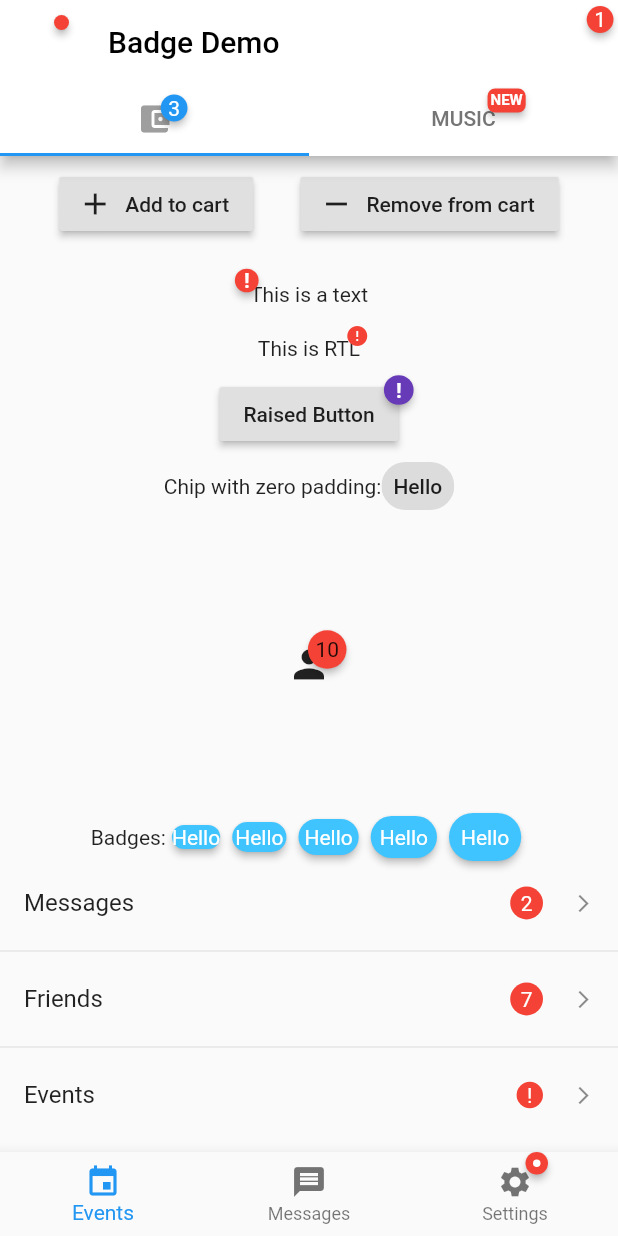
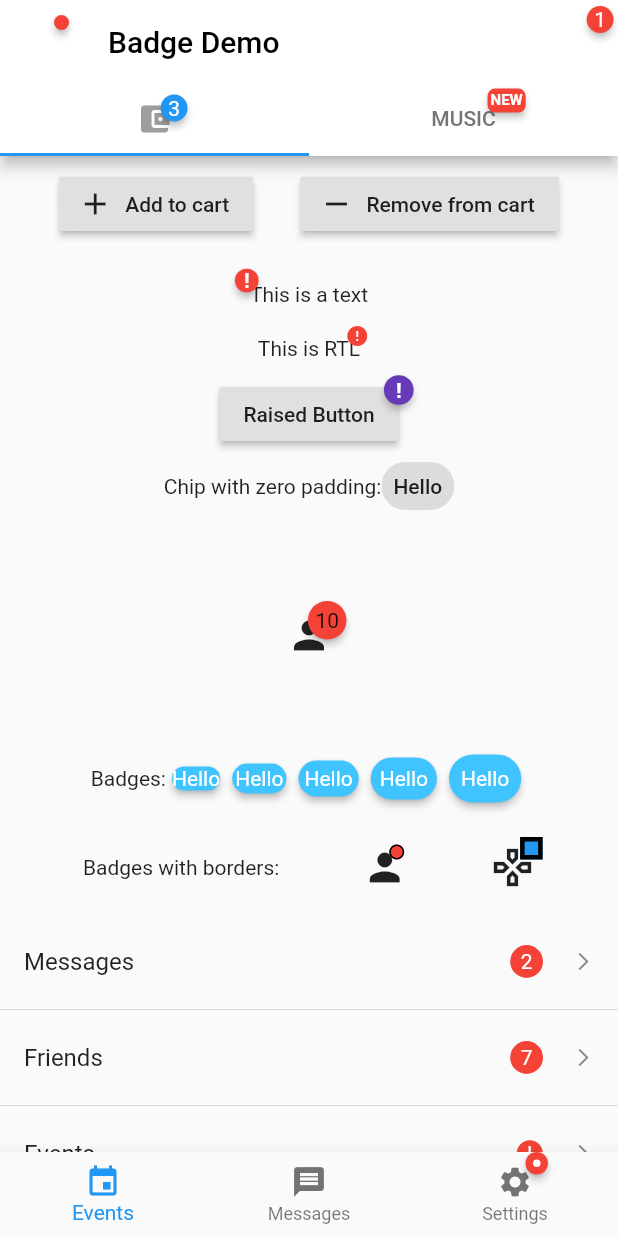
Before and after one commit to yako-dev/flutter_badges, a Flutter app: the screen it shows after launch, after a tap on "Add to cart", on a phone screen of 412 x 824 dp. Run offline on Flutter 3.47's test engine with Material 2 defaults, Android fonts, the phone set to English and light mode, and no system bars.

Commit message:
Adds ability to add borders to badges
- Remove material type because material cannot have both type and (radius or shape)
- add badges with borders to example app
- give borderRadius a default value, since it cannot be null
- fix gradele distribution url so that example can be compiled on android with newer version of java
- ignore generated script file in example/iOS

```diff
--- a/example/lib/main.dart
+++ b/example/lib/main.dart
@@ -60,6 +60,7 @@ class _HomeScreenState extends State<HomeScreen> {
             _chipWithZeroPadding(),
             expandedBadge(),
             _badgeWithZeroPadding(),
+            _badgesWithBorder(),
             _listView(),
           ],
         ),
@@ -127,15 +128,15 @@ class _HomeScreenState extends State<HomeScreen> {
     return BottomNavigationBar(
       items: [
         BottomNavigationBarItem(
-          title: Text('Events'),
+          label: 'Events',
           icon: Icon(Icons.event),
         ),
         BottomNavigationBarItem(
-          title: Text('Messages'),
+          label: 'Messages',
           icon: Icon(Icons.message),
         ),
         BottomNavigationBarItem(
-          title: Text('Settings'),
+          label: 'Settings',
           icon: Badge(
             shape: BadgeShape.circle,
             borderRadius: BorderRadius.circular(100),
@@ -253,6 +254,47 @@ class _HomeScreenState extends State<HomeScreen> {
     );
   }
 
+  Widget _badgesWithBorder() {
+    return Padding(
+      padding: const EdgeInsets.symmetric(vertical: 24),
+      child: Row(
+        mainAxisAlignment: MainAxisAlignment.spaceEvenly,
+        children: [
+          Text('Badges with borders:'),
+          Badge(
+            position: BadgePosition.topEnd(top: 0, end: 2),
+            elevation: 0,
+            shape: BadgeShape.circle,
+            badgeColor: Colors.red,
+            borderSide: BorderSide(color: Colors.black),
+            child: Icon(
+              Icons.person,
+              size: 30,
+            ),
+          ),
+          Badge(
+            position: BadgePosition.topEnd(top: -5, end: -5),
+            shape: BadgeShape.square,
+            badgeColor: Colors.blue,
+            badgeContent: SizedBox(
+              height: 5,
+              width: 5,
+            ),
+            elevation: 0,
+            borderSide: BorderSide(
+              color: Colors.black,
+              width: 3,
+            ),
+            child: Icon(
+              Icons.games_outlined,
+              size: 30,
+            ),
+          ),
+        ],
+      ),
+    );
+  }
+
   Widget _listView() {
     Widget _listTile(String title, String value) {
       return ListTile(
@@ -290,12 +332,14 @@ class _HomeScreenState extends State<HomeScreen> {
         itemCount: 3,
         separatorBuilder: (BuildContext context, int index) => Divider(),
         itemBuilder: (BuildContext context, int index) {
-          if (index == 0) {
-            return _listTile('Messages', '2');
-          } else if (index == 1) {
-            return _listTile('Friends', '7');
-          } else if (index == 2) {
-            return _listTile('Events', '!');
+          switch (index) {
+            case 0:
+              return _listTile('Messages', '2');
+            case 1:
+              return _listTile('Friends', '7');
+            case 2:
+            default:
+              return _listTile('Events', '!');
           }
         },
       ),
--- a/lib/src/badge.dart
+++ b/lib/src/badge.dart
@@ -19,9 +19,10 @@ class Badge extends StatefulWidget {
   final BadgeAnimationType animationType;
   final bool showBadge;
   final bool ignorePointer;
+  final BorderSide borderSide;
 
-  Badge(
-      {Key key,
+  Badge({
+    Key key,
     this.badgeContent,
     this.child,
     this.badgeColor = Colors.red,
@@ -31,12 +32,13 @@ class Badge extends StatefulWidget {
     this.shape = BadgeShape.circle,
     this.padding = const EdgeInsets.all(5.0),
     this.animationDuration = const Duration(milliseconds: 500),
-      this.borderRadius,
+    this.borderRadius = BorderRadius.zero,
     this.alignment = Alignment.center,
     this.animationType = BadgeAnimationType.slide,
     this.showBadge = true,
-      this.ignorePointer = false})
-      : super(key: key);
+    this.ignorePointer = false,
+    this.borderSide = BorderSide.none,
+  }) : super(key: key);
 
   @override
   BadgeState createState() {
@@ -97,24 +99,17 @@ class BadgeState extends State<Badge> with SingleTickerProviderStateMixin {
   }
 
   Widget _getBadge() {
-    MaterialType type;
-    if (widget.shape == BadgeShape.circle) {
-      type = MaterialType.circle;
-    } else if (widget.shape == BadgeShape.square) {
-      type = MaterialType.card;
-    } else {
-      print('Unknown material type for badge. Used Card');
-      type = MaterialType.card;
-    }
-    final border = type == MaterialType.circle
-        ? null
-        : RoundedRectangleBorder(borderRadius: widget.borderRadius);
+    final border = widget.shape == BadgeShape.circle
+        ? CircleBorder(side: widget.borderSide)
+        : RoundedRectangleBorder(
+            side: widget.borderSide,
+            borderRadius: widget.borderRadius,
+          );
 
     Widget badgeView() {
       return AnimatedOpacity(
         child: Material(
           shape: border,
-          type: type,
           elevation: widget.elevation,
           color: widget.badgeColor,
           child: Padding(
@@ -152,8 +147,8 @@ class BadgeState extends State<Badge> with SingleTickerProviderStateMixin {
   @override
   void didUpdateWidget(Badge oldWidget) {
     if (widget.badgeContent is Text && oldWidget.badgeContent is Text) {
-      Text newText = widget.badgeContent as Text;
-      Text oldText = oldWidget.badgeContent as Text;
+      final newText = widget.badgeContent as Text;
+      final oldText = oldWidget.badgeContent as Text;
       if (newText.data != oldText.data) {
         _animationController.reset();
         _animationController.forward();
@@ -161,8 +156,8 @@ class BadgeState extends State<Badge> with SingleTickerProviderStateMixin {
     }
 
     if (widget.badgeContent is Icon && oldWidget.badgeContent is Icon) {
-      Icon newIcon = widget.badgeContent as Icon;
-      Icon oldIcon = oldWidget.badgeContent as Icon;
+      final newIcon = widget.badgeContent as Icon;
+      final oldIcon = oldWidget.badgeContent as Icon;
       if (newIcon.icon != oldIcon.icon) {
         _animationController.reset();
         _animationController.forward();
```
Also changed, not shown: 4 other files. Lines whose indentation alone changed are shown as unchanged.
